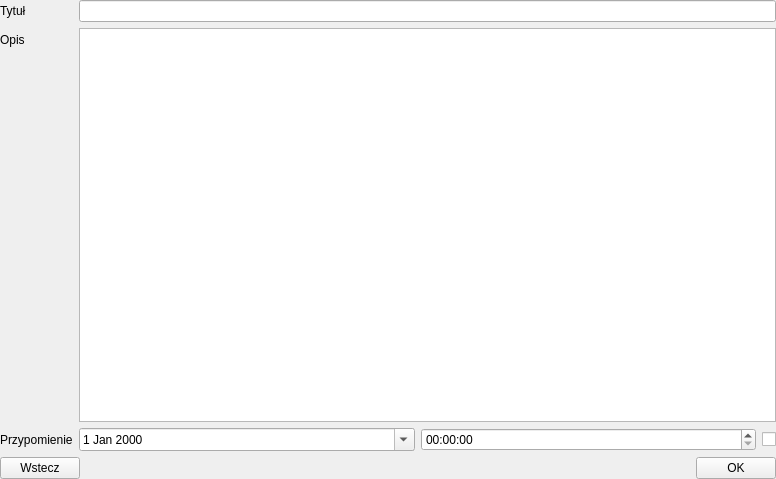
Above: app/widgets/mainwidget.ui from Sarwa85/todo-list-qt before the change. Below: the same form after it.
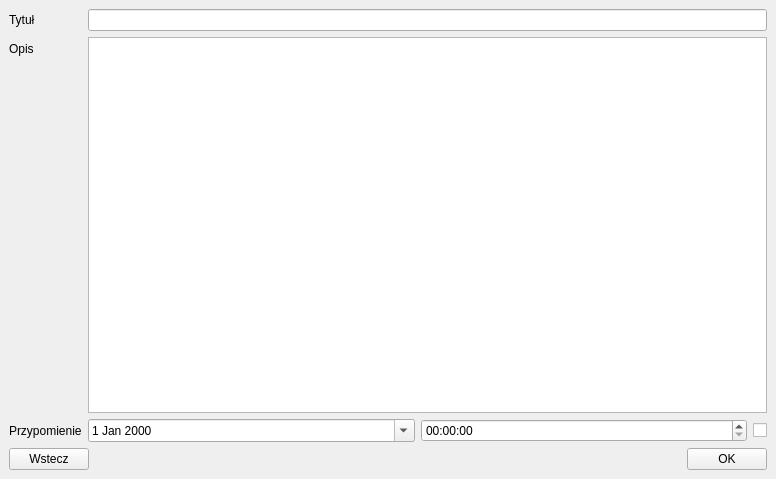
That is the form after the change. The open tabs and pages were chosen to show the change. Custom widgets are drawn as their Qt base class.

```diff
--- a/app/widgets/mainwidget.ui
+++ b/app/widgets/mainwidget.ui
@@ -132,18 +132,6 @@
      </widget>
      <widget class="QWidget" name="editPage">
       <layout class="QGridLayout" name="gridLayout_3">
-       <property name="leftMargin">
-        <number>0</number>
-       </property>
-       <property name="topMargin">
-        <number>0</number>
-       </property>
-       <property name="rightMargin">
-        <number>0</number>
-       </property>
-       <property name="bottomMargin">
-        <number>0</number>
-       </property>
        <item row="1" column="1">
         <spacer name="horizontalSpacer_2">
          <property name="orientation">
```
